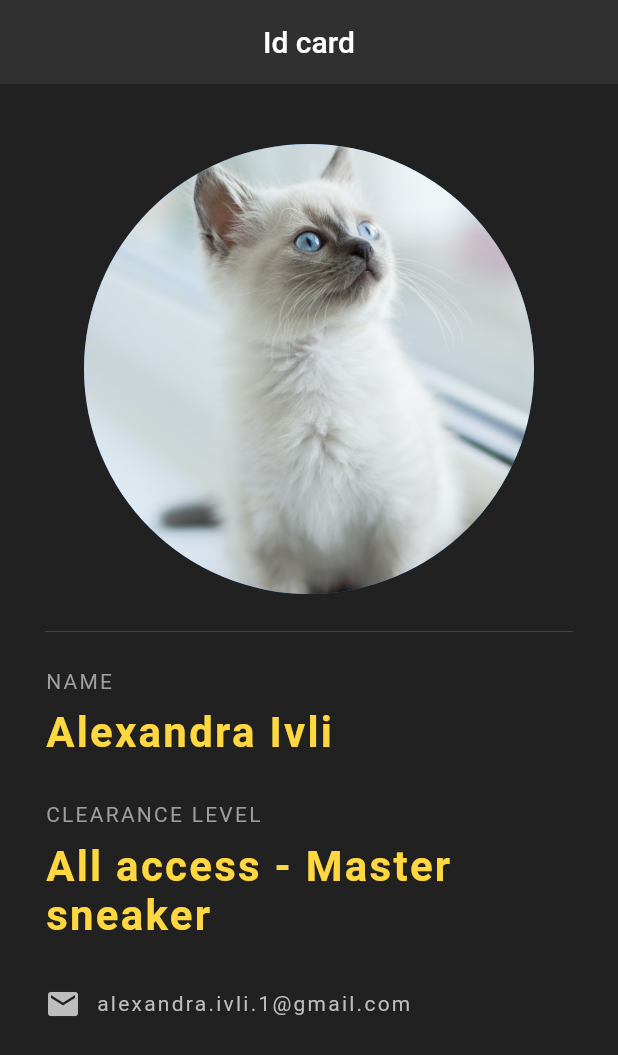
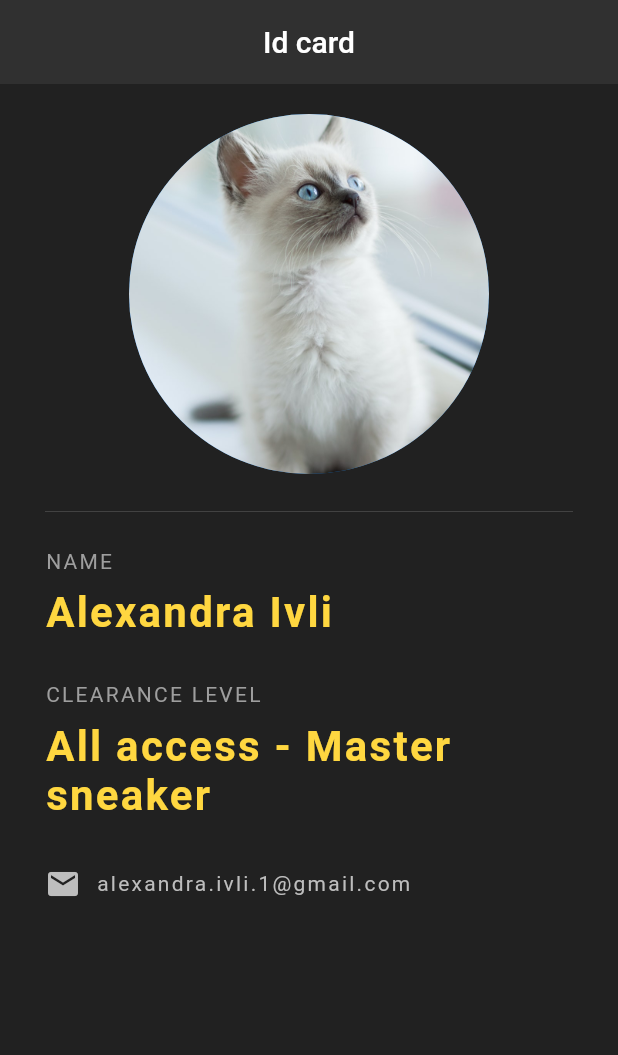
Before and after one commit to mihaitaivli/beginningFlutter, a Flutter app: the screen it shows after launch, on a phone screen of 412 x 824 dp. Shown: the top 1055 px of the screen. Run offline on Flutter 3.47's test engine with Material 2 defaults, Android fonts, the phone set to English and light mode, and no system bars.

Commit message:
resize avatar

```diff
--- a/lib/main.dart
+++ b/lib/main.dart
@@ -17,14 +17,14 @@ class Home extends StatelessWidget {
         elevation: 0.0, // removes the shadow
       ),
       body: Padding(
-        padding: EdgeInsets.fromLTRB(30.0, 40.0, 30.0, 0.0),
+        padding: EdgeInsets.fromLTRB(30.0, 20.0, 30.0, 0.0),
         child: Column(
           crossAxisAlignment: CrossAxisAlignment.start,
           children: [
             Center(
               child: CircleAvatar(
                 backgroundImage: AssetImage('assets/kitten.jpeg'),
-                radius: 150.0,
+                radius: 120.0,
               ),
             ),
             Divider(
```
